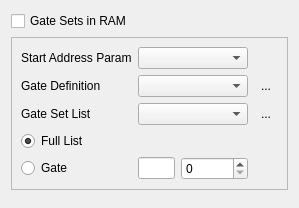
Old version of the form ui/GateSet.ui in the repository MonroeQuantumNetworks/IonControl.
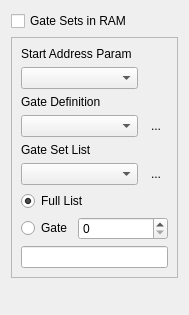
New version of the form. Icons and pictures are not drawn.

Commit message: Move GateSetUi from PulseProgram to ScanControl

Diff of the .ui file:
```diff
--- a/ui/GateSet.ui
+++ b/ui/GateSet.ui
@@ -6,8 +6,8 @@
    <rect>
     <x>0</x>
     <y>0</y>
-    <width>299</width>
-    <height>208</height>
+    <width>185</width>
+    <height>315</height>
    </rect>
   </property>
   <property name="windowTitle">
@@ -33,20 +33,55 @@
       <enum>QFrame::Raised</enum>
      </property>
      <layout class="QGridLayout" name="gridLayout">
-      <item row="4" column="2">
-       <widget class="QSpinBox" name="repetitionSpinBox">
+      <item row="5" column="3">
+       <widget class="QToolButton" name="GateSetButton">
+        <property name="text">
+         <string>...</string>
+        </property>
+        <property name="icon">
+         <iconset resource="Experiment.qrc">
+          <normaloff>:/openicon/icons/document-open-5.png</normaloff>:/openicon/icons/document-open-5.png</iconset>
+        </property>
+        <property name="autoRaise">
+         <bool>true</bool>
+        </property>
+       </widget>
+      </item>
+      <item row="3" column="3">
+       <widget class="QToolButton" name="GateDefinitionButton">
+        <property name="text">
+         <string>...</string>
+        </property>
+        <property name="icon">
+         <iconset resource="Experiment.qrc">
+          <normaloff>:/openicon/icons/document-open-5.png</normaloff>:/openicon/icons/document-open-5.png</iconset>
+        </property>
+        <property name="autoRaise">
+         <bool>true</bool>
+        </property>
+       </widget>
+      </item>
+      <item row="3" column="1" colspan="2">
+       <widget class="QComboBox" name="GateDefinitionBox">
         <property name="sizePolicy">
-         <sizepolicy hsizetype="MinimumExpanding" vsizetype="Fixed">
-          <horstretch>1</horstretch>
+         <sizepolicy hsizetype="Expanding" vsizetype="Fixed">
+          <horstretch>0</horstretch>
           <verstretch>0</verstretch>
          </sizepolicy>
         </property>
-        <property name="maximum">
-         <number>999999999</number>
+       </widget>
+      </item>
+      <item row="1" column="1" colspan="2">
+       <widget class="QComboBox" name="StartAddressBox">
+        <property name="sizePolicy">
+         <sizepolicy hsizetype="Expanding" vsizetype="Fixed">
+          <horstretch>0</horstretch>
+          <verstretch>0</verstretch>
+         </sizepolicy>
         </property>
        </widget>
       </item>
-      <item row="3" column="0" colspan="2">
+      <item row="8" column="1" colspan="2">
        <widget class="QRadioButton" name="FullListRadioButton">
         <property name="text">
          <string>Full List</string>
@@ -56,86 +91,74 @@
         </property>
        </widget>
       </item>
-      <item row="0" column="0">
-       <widget class="QLabel" name="label_3">
-        <property name="text">
-         <string>Start Address Param</string>
-        </property>
-       </widget>
-      </item>
-      <item row="4" column="0">
-       <widget class="QRadioButton" name="GateRadioButton">
-        <property name="text">
-         <string>Gate</string>
-        </property>
-       </widget>
-      </item>
-      <item row="2" column="0">
+      <item row="4" column="1" colspan="3">
        <widget class="QLabel" name="label_2">
         <property name="text">
          <string>Gate Set List</string>
         </property>
        </widget>
       </item>
-      <item row="1" column="0">
+      <item row="5" column="1" colspan="2">
+       <widget class="QComboBox" name="GateSetBox">
+        <property name="sizePolicy">
+         <sizepolicy hsizetype="Expanding" vsizetype="Fixed">
+          <horstretch>0</horstretch>
+          <verstretch>0</verstretch>
+         </sizepolicy>
+        </property>
+        <property name="frame">
+         <bool>true</bool>
+        </property>
+       </widget>
+      </item>
+      <item row="0" column="1" colspan="3">
+       <widget class="QLabel" name="label_3">
+        <property name="text">
+         <string>Start Address Param</string>
+        </property>
+       </widget>
+      </item>
+      <item row="2" column="1" colspan="3">
        <widget class="QLabel" name="label">
         <property name="text">
          <string>Gate Definition</string>
         </property>
        </widget>
       </item>
-      <item row="4" column="1">
-       <widget class="QLineEdit" name="GateEdit">
+      <item row="9" column="2" colspan="2">
+       <widget class="QSpinBox" name="repetitionSpinBox">
         <property name="sizePolicy">
          <sizepolicy hsizetype="Expanding" vsizetype="Fixed">
           <horstretch>3</horstretch>
           <verstretch>0</verstretch>
          </sizepolicy>
         </property>
-       </widget>
-      </item>
-      <item row="2" column="3">
-       <widget class="QToolButton" name="GateSetButton">
-        <property name="text">
-         <string>...</string>
+        <property name="maximum">
+         <number>999999999</number>
         </property>
-        <property name="icon">
-         <iconset resource="Experiment.qrc">
-          <normaloff>:/openicon/icons/document-open-5.png</normaloff>:/openicon/icons/document-open-5.png</iconset>
-        </property>
-        <property name="autoRaise">
-         <bool>true</bool>
-        </property>
        </widget>
       </item>
-      <item row="1" column="3">
-       <widget class="QToolButton" name="GateDefinitionButton">
+      <item row="9" column="1">
+       <widget class="QRadioButton" name="GateRadioButton">
         <property name="text">
-         <string>...</string>
+         <string>Gate</string>
         </property>
-        <property name="icon">
-         <iconset resource="Experiment.qrc">
-          <normaloff>:/openicon/icons/document-open-5.png</normaloff>:/openicon/icons/document-open-5.png</iconset>
-        </property>
-        <property name="autoRaise">
-         <bool>true</bool>
-        </property>
        </widget>
       </item>
-      <item row="1" column="1" colspan="2">
-       <widget class="QComboBox" name="GateDefinitionBox"/>
-      </item>
-      <item row="2" column="1" colspan="2">
-       <widget class="QComboBox" name="GateSetBox"/>
-      </item>
-      <item row="0" column="1" colspan="2">
-       <widget class="QComboBox" name="StartAddressBox">
+      <item row="10" column="1" colspan="3">
+       <widget class="QLineEdit" name="GateEdit">
         <property name="sizePolicy">
-         <sizepolicy hsizetype="Preferred" vsizetype="Fixed">
+         <sizepolicy hsizetype="Expanding" vsizetype="Fixed">
           <horstretch>0</horstretch>
           <verstretch>0</verstretch>
          </sizepolicy>
         </property>
+        <property name="minimumSize">
+         <size>
+          <width>147</width>
+          <height>0</height>
+         </size>
+        </property>
        </widget>
       </item>
      </layout>
```
The commit also changes 5 other files.
